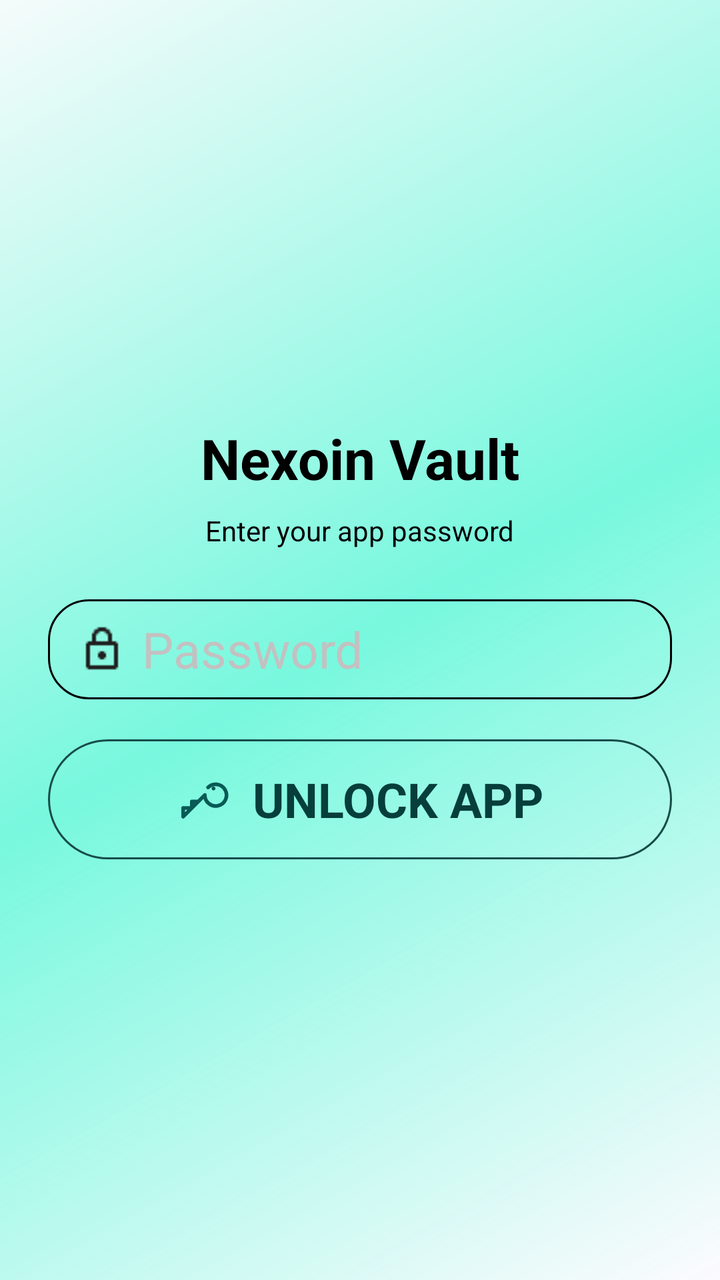
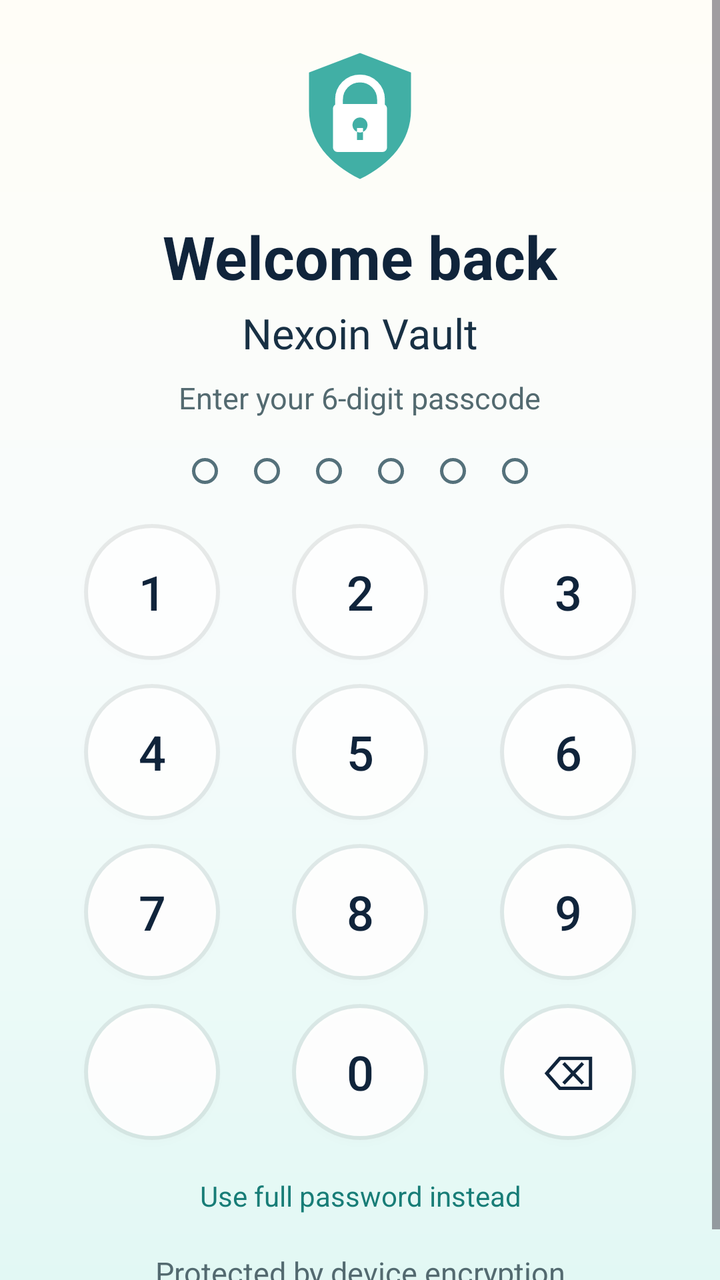

Compare the two renders of this Android layout. The source of the first and the diff that turns it into the second are given below.
<!-- AndroidManifest.xml: application theme Theme.NexoinVaulit -->
<!-- res/layout/activity_login.xml -->
<LinearLayout xmlns:android="http://schemas.android.com/apk/res/android"
    xmlns:app="http://schemas.android.com/apk/res-auto"
    android:orientation="vertical"
    android:padding="24dp"
    android:gravity="center"
    android:background="@drawable/gradient_bg"
    android:layout_width="match_parent"
    android:layout_height="match_parent">
    <TextView
        android:text="Nexoin Vault"
        android:textSize="28sp"
        android:textStyle="bold"
        android:textColor="@color/black"
        android:layout_width="wrap_content"
        android:layout_height="wrap_content"/>
    <TextView
        android:text="Enter your app password"
        android:layout_marginTop="8dp"
        android:textColor="@color/black"
        android:layout_width="wrap_content"
        android:layout_height="wrap_content"/>
    <EditText
        android:id="@+id/password"
        android:hint="Password"
        android:background="@drawable/edit_text"
        android:inputType="textPassword"
        android:paddingStart="15dp"
        android:layout_marginTop="25dp"
        android:drawableLeft="@drawable/lock_24dp"
        android:drawablePadding="8dp"
        android:layout_width="match_parent"
        android:textSize="25sp"
        android:textColor="@color/black"
        android:textColorHint="@color/gray"
        android:layout_height="50dp"/>
    <LinearLayout
        android:id="@+id/login"
        android:layout_width="match_parent"
        android:layout_height="60dp"
        android:background="@drawable/bg_password_outline"
        android:clickable="true"
        android:layout_marginTop="20dp"
        android:focusable="true"
        android:gravity="center"
        android:minHeight="48dp"
        android:orientation="horizontal"
        android:contentDescription="Un Lock App">

        <ImageView
            android:layout_width="26dp"
            android:layout_height="26dp"
            android:contentDescription="@null"
            android:src="@drawable/ic_key_outline"
            app:tint="@color/teal_800" />

        <TextView
            android:layout_width="wrap_content"
            android:layout_height="wrap_content"
            android:layout_marginStart="12dp"
            android:text="UNLOCK APP"
            android:textStyle="bold"
            android:textColor="@color/teal_900"
            android:textSize="24sp" />
    </LinearLayout>
</LinearLayout>
<!-- resources referenced by this layout -->
<resources>
  <color name="black">#FF000000</color>
  <color name="gray">#C3C1C1</color>
  <color name="teal_800">#075A55</color>
  <color name="teal_900">#063E3B</color>
  <!-- drawable bg_password_outline (drawable) -->
  <shape xmlns:android="http://schemas.android.com/apk/res/android" android:shape="rectangle">
      <solid android:color="#00FFFFFF"/>
      <stroke android:width="1dp" android:color="@color/teal_border"/>
      <corners android:radius="32dp"/>
  </shape>
  <!-- drawable edit_text (drawable) -->
  <?xml version="1.0" encoding="utf-8"?>
  <shape xmlns:android="http://schemas.android.com/apk/res/android"
      android:shape="rectangle">
      <solid android:color="@android:color/transparent" />
      <stroke
          android:width="1dp"
          android:color="@color/black" />
      <corners android:radius="20dp" />
  </shape>
  <!-- drawable gradient_bg (drawable) -->
  <?xml version="1.0" encoding="utf-8"?>
  <shape xmlns:android="http://schemas.android.com/apk/res/android"
      android:shape="rectangle">
      <gradient
          android:angle="135"
          android:startColor="#8BFAFDFD"
          android:centerColor="#78F8DE"
          android:endColor="#F5FBFB"
          android:type="linear" />
  </shape>
  <!-- drawable ic_key_outline (drawable) -->
  <vector xmlns:android="http://schemas.android.com/apk/res/android"
      android:width="26dp"
      android:height="26dp"
      android:viewportWidth="24"
      android:viewportHeight="24">
      <path
          android:fillColor="#00000000"
          android:strokeColor="#FF075A55"
          android:strokeWidth="1.7"
          android:strokeLineCap="round"
          android:strokeLineJoin="round"
          android:pathData="M14.5,6.5a5,5 0,1 1,-1.5 3.5L3,20v-4h4v-3h3l2.5,-2.5M17,7h0.01"/>
  </vector>
  <!-- drawable lock_24dp: png bitmap (drawable, 377 bytes) -->
  <style name="Theme.NexoinVaulit" parent="Base.Theme.NexoinVaulit" />
  <color name="teal_border">#174D49</color>
  <style name="Base.Theme.NexoinVaulit" parent="Theme.Material3.DayNight.NoActionBar">
          
          
      </style>
</resources>

<!-- the commit's change to res/layout/activity_login.xml (unified diff, before → after) -->
@@ -1,65 +1,164 @@
-<LinearLayout xmlns:android="http://schemas.android.com/apk/res/android"
-    xmlns:app="http://schemas.android.com/apk/res-auto"
-    android:orientation="vertical"
-    android:padding="24dp"
-    android:gravity="center"
-    android:background="@drawable/gradient_bg"
+<?xml version="1.0" encoding="utf-8"?>
+<ScrollView xmlns:android="http://schemas.android.com/apk/res/android"
     android:layout_width="match_parent"
-    android:layout_height="match_parent">
-    <TextView
-        android:text="Nexoin Vault"
-        android:textSize="28sp"
-        android:textStyle="bold"
-        android:textColor="@color/black"
-        android:layout_width="wrap_content"
-        android:layout_height="wrap_content"/>
-    <TextView
-        android:text="Enter your app password"
-        android:layout_marginTop="8dp"
-        android:textColor="@color/black"
-        android:layout_width="wrap_content"
-        android:layout_height="wrap_content"/>
-    <EditText
-        android:id="@+id/password"
-        android:hint="Password"
-        android:background="@drawable/edit_text"
-        android:inputType="textPassword"
-        android:paddingStart="15dp"
-        android:layout_marginTop="25dp"
-        android:drawableLeft="@drawable/lock_24dp"
-        android:drawablePadding="8dp"
+    android:layout_height="match_parent"
+    android:background="@drawable/bg_aurora_login"
+    android:fillViewport="true"
+    android:overScrollMode="never">
+
+    <LinearLayout
         android:layout_width="match_parent"
-        android:textSize="25sp"
-        android:textColor="@color/black"
-        android:textColorHint="@color/gray"
-        android:layout_height="50dp"/>
-    <LinearLayout
-        android:id="@+id/login"
-        android:layout_width="match_parent"
-        android:layout_height="60dp"
-        android:background="@drawable/bg_password_outline"
-        android:clickable="true"
-        android:layout_marginTop="20dp"
-        android:focusable="true"
-        android:gravity="center"
-        android:minHeight="48dp"
-        android:orientation="horizontal"
-        android:contentDescription="Un Lock App">
+        android:layout_height="wrap_content"
+        android:gravity="center_horizontal"
+        android:orientation="vertical"
+        android:paddingStart="24dp"
+        android:paddingTop="18dp"
+        android:paddingEnd="24dp"
+        android:paddingBottom="20dp">
 
         <ImageView
-            android:layout_width="26dp"
-            android:layout_height="26dp"
+            android:layout_width="72dp"
+            android:layout_height="72dp"
+            android:layout_marginTop="4dp"
             android:contentDescription="@null"
-            android:src="@drawable/ic_key_outline"
-            app:tint="@color/teal_800" />
+            android:src="@drawable/ic_vault_lock" />
+
+        <TextView
+            android:id="@+id/welcomeTitle"
+            android:layout_width="wrap_content"
+            android:layout_height="wrap_content"
+            android:layout_marginTop="14dp"
+            android:text="Welcome back"
+            android:textColor="#10243B"
+            android:textSize="30sp"
+            android:textStyle="bold" />
 
         <TextView
             android:layout_width="wrap_content"
             android:layout_height="wrap_content"
-            android:layout_marginStart="12dp"
-            android:text="UNLOCK APP"
-            android:textStyle="bold"
-            android:textColor="@color/teal_900"
-            android:textSize="24sp" />
+            android:layout_marginTop="4dp"
+            android:text="Nexoin Vault"
+            android:textColor="#183044"
+            android:textSize="21sp" />
+
+        <TextView
+            android:id="@+id/passcodeHint"
+            android:layout_width="wrap_content"
+            android:layout_height="wrap_content"
+            android:layout_marginTop="8dp"
+            android:text="Enter your 6-digit passcode"
+            android:textColor="#536A70"
+            android:textSize="15sp" />
+
+        <LinearLayout
+            android:id="@+id/passcodeDots"
+            android:layout_width="wrap_content"
+            android:layout_height="wrap_content"
+            android:layout_marginTop="20dp"
+            android:contentDescription="0 of 6 digits entered"
+            android:gravity="center"
+            android:orientation="horizontal">
+            <View android:id="@+id/passcodeDot1" android:layout_width="13dp" android:layout_height="13dp" android:layout_marginStart="9dp" android:layout_marginEnd="9dp" android:background="@drawable/passcode_dot_empty" />
+            <View android:id="@+id/passcodeDot2" android:layout_width="13dp" android:layout_height="13dp" android:layout_marginStart="9dp" android:layout_marginEnd="9dp" android:background="@drawable/passcode_dot_empty" />
+            <View android:id="@+id/passcodeDot3" android:layout_width="13dp" android:layout_height="13dp" android:layout_marginStart="9dp" android:layout_marginEnd="9dp" android:background="@drawable/passcode_dot_empty" />
+            <View android:id="@+id/passcodeDot4" android:layout_width="13dp" android:layout_height="13dp" android:layout_marginStart="9dp" android:layout_marginEnd="9dp" android:background="@drawable/passcode_dot_empty" />
+            <View android:id="@+id/passcodeDot5" android:layout_width="13dp" android:layout_height="13dp" android:layout_marginStart="9dp" android:layout_marginEnd="9dp" android:background="@drawable/passcode_dot_empty" />
+            <View android:id="@+id/passcodeDot6" android:layout_width="13dp" android:layout_height="13dp" android:layout_marginStart="9dp" android:layout_marginEnd="9dp" android:background="@drawable/passcode_dot_empty" />
+        </LinearLayout>
+
+        <TextView
+            android:id="@+id/statusMessage"
+            android:layout_width="wrap_content"
+            android:layout_height="wrap_content"
+            android:layout_marginTop="8dp"
+            android:accessibilityLiveRegion="polite"
+            android:textColor="#B3261E"
+            android:textSize="14sp"
+            android:visibility="gone" />
+
+        <LinearLayout
+            android:id="@+id/keypad"
+            android:layout_width="match_parent"
+            android:layout_height="wrap_content"
+            android:layout_marginTop="16dp"
+            android:gravity="center_horizontal"
+            android:orientation="vertical">
+
+            <LinearLayout android:layout_width="match_parent" android:layout_height="76dp" android:gravity="center" android:orientation="horizontal">
+                <FrameLayout android:layout_width="0dp" android:layout_height="match_parent" android:layout_weight="1"><androidx.appcompat.widget.AppCompatButton android:id="@+id/key1" android:layout_width="68dp" android:layout_height="68dp" android:layout_gravity="center" android:background="@drawable/keypad_button" android:backgroundTint="@null" android:contentDescription="Digit 1" android:elevation="5dp" android:minWidth="0dp" android:minHeight="0dp" android:padding="0dp" android:text="1" android:textAllCaps="false" android:textColor="#10243B" android:textSize="24sp" /></FrameLayout>
+                <FrameLayout android:layout_width="0dp" android:layout_height="match_parent" android:layout_weight="1"><androidx.appcompat.widget.AppCompatButton android:id="@+id/key2" android:layout_width="68dp" android:layout_height="68dp" android:layout_gravity="center" android:background="@drawable/keypad_button" android:backgroundTint="@null" android:contentDescription="Digit 2" android:elevation="5dp" android:minWidth="0dp" android:minHeight="0dp" android:padding="0dp" android:text="2" android:textAllCaps="false" android:textColor="#10243B" android:textSize="24sp" /></FrameLayout>
+                <FrameLayout android:layout_width="0dp" android:layout_height="match_parent" android:layout_weight="1"><androidx.appcompat.widget.AppCompatButton android:id="@+id/key3" android:layout_width="68dp" android:layout_height="68dp" android:layout_gravity="center" android:background="@drawable/keypad_button" android:backgroundTint="@null" android:contentDescription="Digit 3" android:elevation="5dp" android:minWidth="0dp" android:minHeight="0dp" android:padding="0dp" android:text="3" android:textAllCaps="false" android:textColor="#10243B" android:textSize="24sp" /></FrameLayout>
+            </LinearLayout>
+            <LinearLayout android:layout_width="match_parent" android:layout_height="76dp" android:layout_marginTop="4dp" android:gravity="center" android:orientation="horizontal">
+                <FrameLayout android:layout_width="0dp" android:layout_height="match_parent" android:layout_weight="1"><androidx.appcompat.widget.AppCompatButton android:id="@+id/key4" android:layout_width="68dp" android:layout_height="68dp" android:layout_gravity="center" android:background="@drawable/keypad_button" android:backgroundTint="@null" android:contentDescription="Digit 4" android:elevation="5dp" android:minWidth="0dp" android:minHeight="0dp" android:padding="0dp" android:text="4" android:textAllCaps="false" android:textColor="#10243B" android:textSize="24sp" /></FrameLayout>
+                <FrameLayout android:layout_width="0dp" android:layout_height="match_parent" android:layout_weight="1"><androidx.appcompat.widget.AppCompatButton android:id="@+id/key5" android:layout_width="68dp" android:layout_height="68dp" android:layout_gravity="center" android:background="@drawable/keypad_button" android:backgroundTint="@null" android:contentDescription="Digit 5" android:elevation="5dp" android:minWidth="0dp" android:minHeight="0dp" android:padding="0dp" android:text="5" android:textAllCaps="false" android:textColor="#10243B" android:textSize="24sp" /></FrameLayout>
+                <FrameLayout android:layout_width="0dp" android:layout_height="match_parent" android:layout_weight="1"><androidx.appcompat.widget.AppCompatButton android:id="@+id/key6" android:layout_width="68dp" android:layout_height="68dp" android:layout_gravity="center" android:background="@drawable/keypad_button" android:backgroundTint="@null" android:contentDescription="Digit 6" android:elevation="5dp" android:minWidth="0dp" android:minHeight="0dp" android:padding="0dp" android:text="6" android:textAllCaps="false" android:textColor="#10243B" android:textSize="24sp" /></FrameLayout>
+            </LinearLayout>
+            <LinearLayout android:layout_width="match_parent" android:layout_height="76dp" android:layout_marginTop="4dp" android:gravity="center" android:orientation="horizontal">
+                <FrameLayout android:layout_width="0dp" android:layout_height="match_parent" android:layout_weight="1"><androidx.appcompat.widget.AppCompatButton android:id="@+id/key7" android:layout_width="68dp" android:layout_height="68dp" android:layout_gravity="center" android:background="@drawable/keypad_button" android:backgroundTint="@null" android:contentDescription="Digit 7" android:elevation="5dp" android:minWidth="0dp" android:minHeight="0dp" android:padding="0dp" android:text="7" android:textAllCaps="false" android:textColor="#10243B" android:textSize="24sp" /></FrameLayout>
+                <FrameLayout android:layout_width="0dp" android:layout_height="match_parent" android:layout_weight="1"><androidx.appcompat.widget.AppCompatButton android:id="@+id/key8" android:layout_width="68dp" android:layout_height="68dp" android:layout_gravity="center" android:background="@drawable/keypad_button" android:backgroundTint="@null" android:contentDescription="Digit 8" android:elevation="5dp" android:minWidth="0dp" android:minHeight="0dp" android:padding="0dp" android:text="8" android:textAllCaps="false" android:textColor="#10243B" android:textSize="24sp" /></FrameLayout>
+                <FrameLayout android:layout_width="0dp" android:layout_height="match_parent" android:layout_weight="1"><androidx.appcompat.widget.AppCompatButton android:id="@+id/key9" android:layout_width="68dp" android:layout_height="68dp" android:layout_gravity="center" android:background="@drawable/keypad_button" android:backgroundTint="@null" android:contentDescription="Digit 9" android:elevation="5dp" android:minWidth="0dp" android:minHeight="0dp" android:padding="0dp" android:text="9" android:textAllCaps="false" android:textColor="#10243B" android:textSize="24sp" /></FrameLayout>
+            </LinearLayout>
+            <LinearLayout android:layout_width="match_parent" android:layout_height="76dp" android:layout_marginTop="4dp" android:gravity="center" android:orientation="horizontal">
+                <FrameLayout android:layout_width="0dp" android:layout_height="match_parent" android:layout_weight="1" ><androidx.appcompat.widget.AppCompatButton android:id="@+id/key" android:layout_width="68dp" android:layout_height="68dp" android:layout_gravity="center" android:background="@drawable/keypad_button" android:backgroundTint="@null" android:contentDescription="Digit 0" android:elevation="5dp" android:minWidth="0dp" android:minHeight="0dp" android:padding="0dp" android:text="" android:textAllCaps="false" android:textColor="#10243B" android:textSize="24sp" /></FrameLayout>
+                <FrameLayout android:layout_width="0dp" android:layout_height="match_parent" android:layout_weight="1"><androidx.appcompat.widget.AppCompatButton android:id="@+id/key0" android:layout_width="68dp" android:layout_height="68dp" android:layout_gravity="center" android:background="@drawable/keypad_button" android:backgroundTint="@null" android:contentDescription="Digit 0" android:elevation="5dp" android:minWidth="0dp" android:minHeight="0dp" android:padding="0dp" android:text="0" android:textAllCaps="false" android:textColor="#10243B" android:textSize="24sp" /></FrameLayout>
+                <FrameLayout android:layout_width="0dp" android:layout_height="match_parent" android:layout_weight="1"><androidx.appcompat.widget.AppCompatButton android:id="@+id/deleteKey" android:layout_width="68dp" android:layout_height="68dp" android:layout_gravity="center" android:background="@drawable/keypad_button" android:backgroundTint="@null" android:contentDescription="Delete last digit" android:elevation="5dp" android:minWidth="0dp" android:minHeight="0dp" android:padding="0dp" android:text="⌫" android:textAllCaps="false" android:textColor="#10243B" android:textSize="24sp" /></FrameLayout>
+            </LinearLayout>
+        </LinearLayout>
+
+        <TextView
+            android:id="@+id/legacyLink"
+            android:layout_width="wrap_content"
+            android:layout_height="48dp"
+            android:clickable="true"
+            android:focusable="true"
+            android:gravity="center"
+            android:paddingStart="12dp"
+            android:paddingEnd="12dp"
+            android:text="Use full password instead"
+            android:textColor="#187D77"
+            android:textSize="14sp" />
+
+        <LinearLayout
+            android:id="@+id/legacyPanel"
+            android:layout_width="match_parent"
+            android:layout_height="wrap_content"
+            android:orientation="vertical"
+            android:visibility="gone">
+            <EditText
+                android:id="@+id/legacyPassword"
+                android:layout_width="match_parent"
+                android:layout_height="54dp"
+                android:background="@drawable/legacy_password_field"
+                android:hint="Your saved password"
+                android:imeOptions="actionDone"
+                android:inputType="textPassword"
+                android:paddingStart="16dp"
+                android:paddingEnd="16dp"
+                android:singleLine="true"
+                android:textColor="#10243B"
+                android:textColorHint="#71818B"
+                android:textSize="16sp" />
+            <Button
+                android:id="@+id/legacyUnlock"
+                android:layout_width="match_parent"
+                android:layout_height="52dp"
+                android:layout_marginTop="12dp"
+                android:background="@drawable/action_button"
+                android:backgroundTint="@null"
+                android:text="Unlock vault"
+                android:textAllCaps="false"
+                android:textColor="#FFFFFF"
+                android:textSize="19sp" />
+        </LinearLayout>
+
+        <TextView
+            android:layout_width="wrap_content"
+            android:layout_height="wrap_content"
+            android:layout_marginTop="4dp"
+            android:gravity="center"
+            android:text="Protected by device encryption"
+            android:textColor="#536A70"
+            android:textSize="15sp" />
     </LinearLayout>
-</LinearLayout>
+</ScrollView>
<!-- resource entries referenced after the edit -->
@@ -1,53 +1,88 @@
 <!-- resources referenced by this layout -->
 <resources>
-  <color name="black">#FF000000</color>
-  <color name="gray">#C3C1C1</color>
-  <color name="teal_800">#075A55</color>
-  <color name="teal_900">#063E3B</color>
-  <!-- drawable bg_password_outline (drawable) -->
+  <!-- drawable action_button (drawable) -->
+  <?xml version="1.0" encoding="utf-8"?>
+  <ripple xmlns:android="http://schemas.android.com/apk/res/android" android:color="#3376D2C9">
+      <item>
+          <shape android:shape="rectangle">
+              <solid android:color="#329F96" />
+              <corners android:radius="18dp" />
+          </shape>
+      </item>
+  </ripple>
+  <!-- drawable bg_aurora_login (drawable) -->
+  <?xml version="1.0" encoding="utf-8"?>
   <shape xmlns:android="http://schemas.android.com/apk/res/android" android:shape="rectangle">
-      <solid android:color="#00FFFFFF"/>
-      <stroke android:width="1dp" android:color="@color/teal_border"/>
-      <corners android:radius="32dp"/>
-  </shape>
-  <!-- drawable edit_text (drawable) -->
-  <?xml version="1.0" encoding="utf-8"?>
-  <shape xmlns:android="http://schemas.android.com/apk/res/android"
-      android:shape="rectangle">
-      <solid android:color="@android:color/transparent" />
-      <stroke
-          android:width="1dp"
-          android:color="@color/black" />
-      <corners android:radius="20dp" />
-  </shape>
-  <!-- drawable gradient_bg (drawable) -->
-  <?xml version="1.0" encoding="utf-8"?>
-  <shape xmlns:android="http://schemas.android.com/apk/res/android"
-      android:shape="rectangle">
       <gradient
-          android:angle="135"
-          android:startColor="#8BFAFDFD"
-          android:centerColor="#78F8DE"
-          android:endColor="#F5FBFB"
+          android:angle="90"
+          android:startColor="#E2F8F4"
+          android:centerColor="#F7FCFC"
+          android:endColor="#FFFDF7"
           android:type="linear" />
   </shape>
-  <!-- drawable ic_key_outline (drawable) -->
+  <!-- drawable ic_vault_lock (drawable) -->
+  <?xml version="1.0" encoding="utf-8"?>
   <vector xmlns:android="http://schemas.android.com/apk/res/android"
-      android:width="26dp"
-      android:height="26dp"
-      android:viewportWidth="24"
-      android:viewportHeight="24">
+      android:width="48dp"
+      android:height="48dp"
+      android:viewportWidth="48"
+      android:viewportHeight="48">
+      <path
+          android:fillColor="#41AFA5"
+          android:pathData="M24,3 L41,9.5 V22 C41,32.3 34.2,40 24,45 C13.8,40 7,32.3 7,22 V9.5 Z" />
       <path
           android:fillColor="#00000000"
-          android:strokeColor="#FF075A55"
-          android:strokeWidth="1.7"
+          android:strokeColor="#FFFFFFFF"
+          android:strokeWidth="2.6"
           android:strokeLineCap="round"
-          android:strokeLineJoin="round"
-          android:pathData="M14.5,6.5a5,5 0,1 1,-1.5 3.5L3,20v-4h4v-3h3l2.5,-2.5M17,7h0.01"/>
+          android:pathData="M17,22 V18.5 C17,14.6 20.1,11.5 24,11.5 C27.9,11.5 31,14.6 31,18.5 V22" />
+      <path
+          android:fillColor="#FFFFFFFF"
+          android:pathData="M15,21.5 C15,20.7 15.7,20 16.5,20 H31.5 C32.3,20 33,20.7 33,21.5 V34.5 C33,35.3 32.3,36 31.5,36 H16.5 C15.7,36 15,35.3 15,34.5 Z" />
+      <path
+          android:fillColor="#41AFA5"
+          android:pathData="M24,24.5 A2.5,2.5 0,1 0,24 29.5 A2.5,2.5 0,1 0,24 24.5 M23,28 H25 V32 H23 Z" />
   </vector>
-  <!-- drawable lock_24dp: png bitmap (drawable, 377 bytes) -->
+  <!-- drawable keypad_button (drawable) -->
+  <?xml version="1.0" encoding="utf-8"?>
+  <ripple xmlns:android="http://schemas.android.com/apk/res/android"
+      android:color="#1A000000"> 
+  
+      
+      <item>
+          <shape android:shape="oval">
+              <solid android:color="#12000000" /> 
+          </shape>
+      </item>
+  
+      
+      <item
+          android:top="2dp"
+          android:bottom="2dp"
+          android:left="2dp"
+          android:right="2dp">
+          <shape android:shape="oval">
+              
+              <solid android:color="#F0FFFFFF" />
+          </shape>
+      </item>
+  
+  </ripple>
+  <!-- drawable legacy_password_field (drawable) -->
+  <?xml version="1.0" encoding="utf-8"?>
+  <shape xmlns:android="http://schemas.android.com/apk/res/android" android:shape="rectangle">
+      <solid android:color="#F9FFFFFF" />
+      <stroke android:width="1dp" android:color="#6389B6B0" />
+      <corners android:radius="16dp" />
+      <padding android:left="8dp" android:top="4dp" android:right="8dp" android:bottom="4dp" />
+  </shape>
+  <!-- drawable passcode_dot_empty (drawable) -->
+  <?xml version="1.0" encoding="utf-8"?>
+  <shape xmlns:android="http://schemas.android.com/apk/res/android" android:shape="oval">
+      <solid android:color="#00FFFFFF" />
+      <stroke android:width="1.5dp" android:color="#55717B" />
+  </shape>
   <style name="Theme.NexoinVaulit" parent="Base.Theme.NexoinVaulit" />
-  <color name="teal_border">#174D49</color>
   <style name="Base.Theme.NexoinVaulit" parent="Theme.Material3.DayNight.NoActionBar">
           
           
